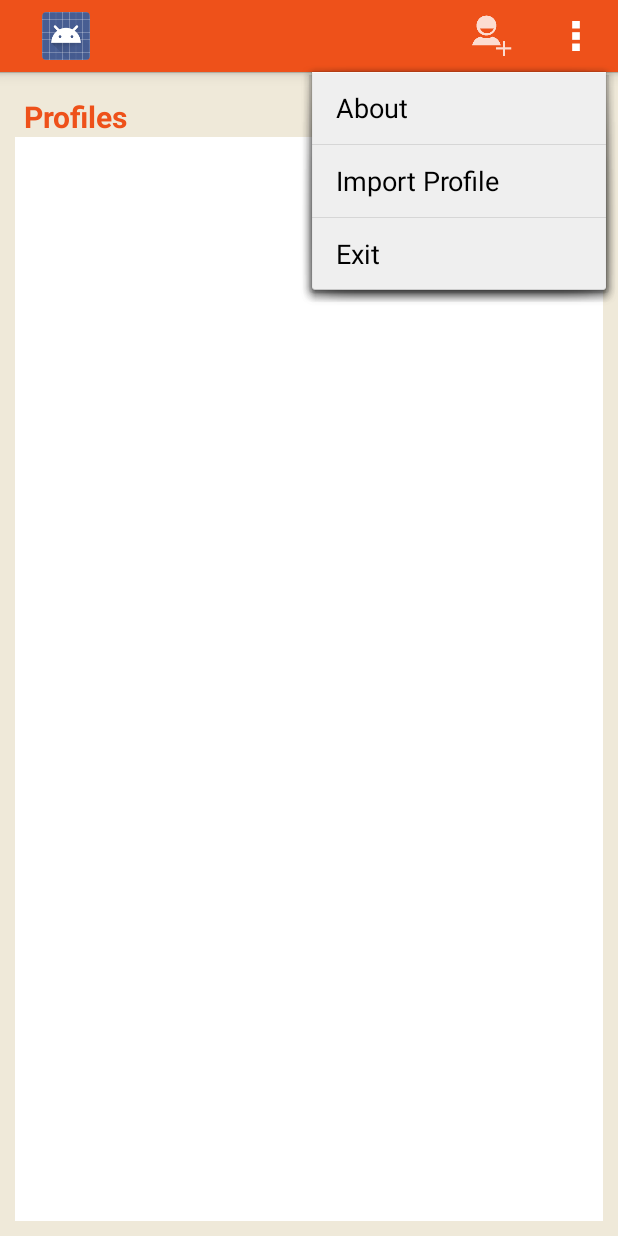
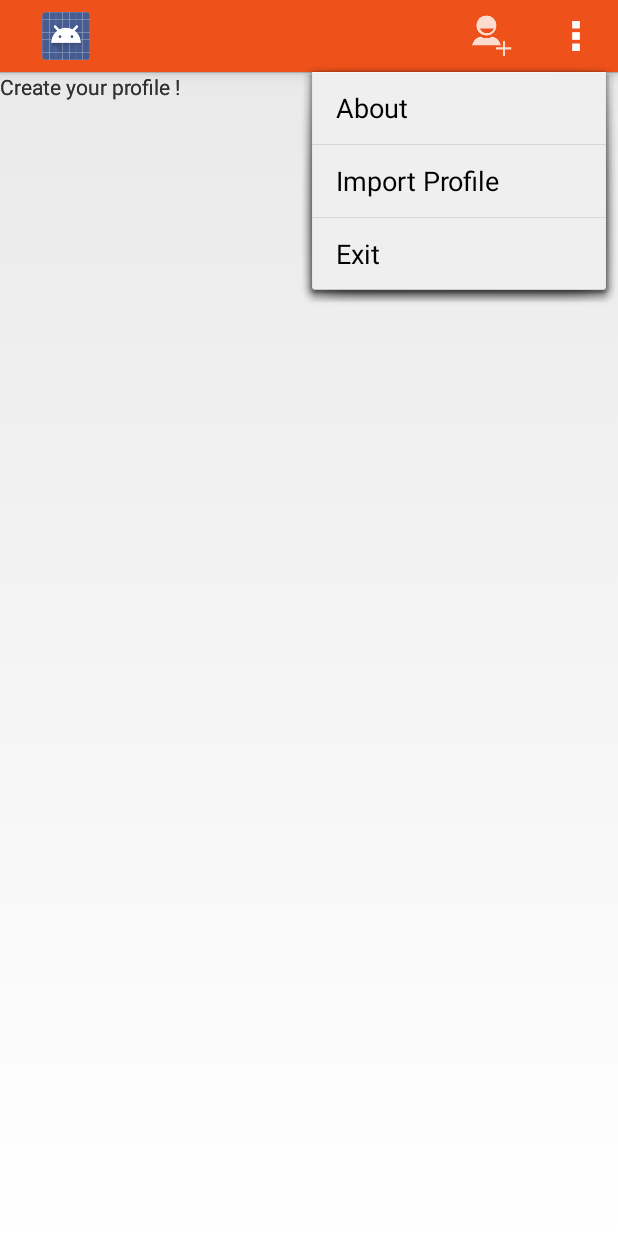
Before and after one commit to clvacher/SMXL, an Android app: the screen it shows after launch (ProfilActivity), with the options menu open, on a phone screen of 412 x 824 dp. Run offline under Robolectric (Android 15) with nearby library versions, the light colour scheme and no system bars; our stand-ins replace Picasso; pictures from the network do not load; 2 statements that could not run were skipped.

Commit message:
Test new fragment quand pas d'user mais marche pas

```diff
--- a/app/src/main/java/com/aerolitec/SMXL/ui/activity/ProfilActivity.java
+++ b/app/src/main/java/com/aerolitec/SMXL/ui/activity/ProfilActivity.java
@@ -1,60 +1,60 @@
 package com.aerolitec.SMXL.ui.activity;
 
 import android.app.Activity;
-import android.app.ActionBar;
-import android.app.Fragment;
 import android.content.Intent;
-import android.content.res.Resources;
 import android.net.Uri;
 import android.os.Bundle;
 import android.util.Log;
-import android.view.LayoutInflater;
 import android.view.Menu;
 import android.view.MenuItem;
-import android.view.View;
-import android.view.ViewGroup;
-import android.os.Build;
 import android.widget.Toast;
 
 import com.aerolitec.SMXL.R;
 import com.aerolitec.SMXL.model.User;
-import com.aerolitec.SMXL.model.UserClothes;
 import com.aerolitec.SMXL.tools.manager.UserManager;
 import com.aerolitec.SMXL.tools.services.OnProfileSelected;
 import com.aerolitec.SMXL.tools.services.SizeGuideDataBase;
 import com.aerolitec.SMXL.ui.SMXL;
 import com.aerolitec.SMXL.ui.adapter.ProfileItem;
-import com.aerolitec.SMXL.ui.fragment.ProfilesDetailFragment;
+import com.aerolitec.SMXL.ui.fragment.NoUsersFragment;
 import com.aerolitec.SMXL.ui.fragment.ProfilesFragment;
 
 import java.io.File;
-import java.io.IOException;
-import java.util.ArrayList;
 
 public class ProfilActivity extends Activity implements OnProfileSelected {
 
     private User user;
-    private SMXL SMXL;
+    private SMXL smxl;
     private static final int PICKFILE_RESULT_CODE = 1;
 
     @Override
     protected void onCreate(Bundle savedInstanceState) {
         super.onCreate(savedInstanceState);
         setContentView(R.layout.activity_profil);
-        if (SMXL == null)
-            SMXL = new SMXL();
+        if (smxl == null)
+            smxl = SMXL.get();
 
         getActionBar().setDisplayShowTitleEnabled(false);
 
         SizeGuideDataBase db = new SizeGuideDataBase(this);
-        SMXL.setDataBase(db);
+        smxl.setDataBase(db);
         db.getWritableDatabase();
         db.close();
-        user = SMXL.getUser();
+        user = smxl.getUser();
+
         if (savedInstanceState == null) {
+
+            if(user == null){
+                getFragmentManager().beginTransaction()
+                        .add(R.id.container, new NoUsersFragment())
+                        .commit();
+            }
+            else{
                 getFragmentManager().beginTransaction()
                         .add(R.id.container, new ProfilesFragment())
                         .commit();
+            }
+
         }
     }
 
@@ -117,7 +117,7 @@ public class ProfilActivity extends Activity implements OnProfileSelected {
 
     @Override
     public void profileSelect(ProfileItem profile) {
-        user = SMXL.get().getDataBase().getUserById(profile.getId());
+        user = smxl.get().getDataBase().getUserById(profile.getId());
         UserManager.get().setUser(user);
         Intent intent = new Intent(getApplicationContext(), ProfilDetailActivity.class);
         startActivity(intent);
@@ -126,9 +126,16 @@ public class ProfilActivity extends Activity implements OnProfileSelected {
 
     @Override
         protected void onResume() {
+        if(user == null){
+            getFragmentManager().beginTransaction()
+                    .add(R.id.container, new NoUsersFragment())
+                    .commit();
+        }
+        else{
             getFragmentManager().beginTransaction()
                     .add(R.id.container, new ProfilesFragment())
                     .commit();
+        }
         super.onResume();
     }
 }
--- a/app/src/main/res/layout/fragment_no_users.xml
+++ b/app/src/main/res/layout/fragment_no_users.xml
@@ -5,6 +5,7 @@
 
     <!-- TODO: Update blank fragment layout -->
     <TextView android:layout_width="match_parent" android:layout_height="match_parent"
-        android:text="@string/hello_blank_fragment" />
+        android:text="@string/no_user"
+        android:id="@+id/stringnouser" />
 
 </FrameLayout>
--- a/app/src/main/res/values/strings.xml
+++ b/app/src/main/res/values/strings.xml
@@ -82,5 +82,6 @@
     <string name="my_clothes">My clothes</string>
     <string name="title_activity_display_garment">My garment</string>
     <string name="remove_garment">Delete this garment ?</string>
+    <string name="no_user">Create your profile !</string>
 
 </resources>
```
Also changed, not shown: app/src/main/java/com/aerolitec/SMXL/ui/fragment/NoUsersFragment.java (+0 -29 lines). Lines whose indentation alone changed are shown as unchanged.
